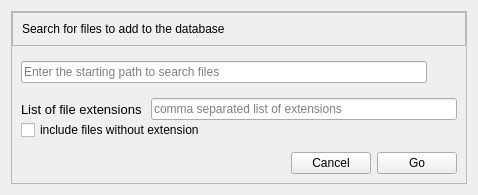
Above: src/widgets/scan_disk.ui from Michal-D4/fileo before the change. Below: the same form after it.
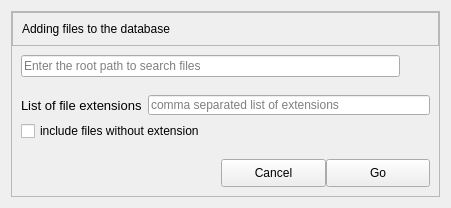
That is the form after the change.

```diff
--- a/src/widgets/scan_disk.ui
+++ b/src/widgets/scan_disk.ui
@@ -6,12 +6,12 @@
    <rect>
     <x>0</x>
     <y>0</y>
-    <width>478</width>
-    <height>191</height>
+    <width>451</width>
+    <height>207</height>
    </rect>
   </property>
   <property name="sizePolicy">
-   <sizepolicy hsizetype="Preferred" vsizetype="Fixed">
+   <sizepolicy hsizetype="Preferred" vsizetype="Preferred">
     <horstretch>0</horstretch>
     <verstretch>0</verstretch>
    </sizepolicy>
@@ -28,10 +28,10 @@
      <property name="frameShadow">
       <enum>QFrame::Raised</enum>
      </property>
-     <property name="lineWidth">
-      <number>3</number>
-     </property>
      <layout class="QVBoxLayout" name="verticalLayout_2">
+      <property name="spacing">
+       <number>0</number>
+      </property>
       <property name="leftMargin">
        <number>0</number>
       </property>
@@ -42,7 +42,7 @@
        <number>0</number>
       </property>
       <property name="bottomMargin">
-       <number>9</number>
+       <number>0</number>
       </property>
       <item>
        <widget class="QFrame" name="title">
@@ -64,17 +64,11 @@
         <property name="frameShadow">
          <enum>QFrame::Raised</enum>
         </property>
-        <layout class="QGridLayout" name="gridLayout">
-         <property name="topMargin">
-          <number>9</number>
-         </property>
-         <property name="bottomMargin">
-          <number>9</number>
-         </property>
-         <item row="0" column="0">
-          <widget class="QLabel" name="srch_title">
+        <layout class="QHBoxLayout" name="horizontalLayout_4">
+         <item>
+          <widget class="QLabel" name="win_title">
            <property name="text">
-            <string>Search for files to add to the database</string>
+            <string>Adding files to the database</string>
            </property>
           </widget>
          </item>
@@ -86,11 +80,17 @@
         <layout class="QHBoxLayout" name="horizontalLayout">
          <item>
           <widget class="QLineEdit" name="root_dir">
+           <property name="sizePolicy">
+            <sizepolicy hsizetype="Expanding" vsizetype="Preferred">
+             <horstretch>0</horstretch>
+             <verstretch>0</verstretch>
+            </sizepolicy>
+           </property>
            <property name="text">
             <string notr="true"/>
            </property>
            <property name="placeholderText">
-            <string notr="true">Enter the starting path to search files</string>
+            <string notr="true">Enter the root path to search files</string>
            </property>
           </widget>
          </item>
@@ -123,29 +123,18 @@
        </widget>
       </item>
       <item>
+       <widget class="QFrame" name="ext_frame">
        <layout class="QVBoxLayout" name="verticalLayout">
-        <property name="spacing">
-         <number>0</number>
-        </property>
-        <property name="leftMargin">
-         <number>9</number>
-        </property>
-        <property name="bottomMargin">
-         <number>6</number>
-        </property>
         <item>
-         <layout class="QHBoxLayout" name="horizontalLayout_4">
-          <property name="spacing">
-           <number>9</number>
-          </property>
-          <property name="leftMargin">
-           <number>0</number>
-          </property>
-          <property name="rightMargin">
-           <number>9</number>
-          </property>
+          <layout class="QHBoxLayout" name="horizontalLayout_5" stretch="0,1">
           <item>
            <widget class="QLabel" name="label_2">
+             <property name="minimumSize">
+              <size>
+               <width>0</width>
+               <height>20</height>
+              </size>
+             </property>
             <property name="font">
              <font>
               <pointsize>10</pointsize>
@@ -161,6 +150,21 @@
           </item>
           <item>
            <widget class="QLineEdit" name="extensions">
+             <property name="sizePolicy">
+              <sizepolicy hsizetype="Expanding" vsizetype="Preferred">
+               <horstretch>0</horstretch>
+               <verstretch>0</verstretch>
+              </sizepolicy>
+             </property>
+             <property name="minimumSize">
+              <size>
+               <width>0</width>
+               <height>20</height>
+              </size>
+             </property>
+             <property name="text">
+              <string notr="true"/>
+             </property>
             <property name="placeholderText">
              <string>comma separated list of extensions</string>
             </property>
@@ -170,29 +174,49 @@
         </item>
         <item>
          <widget class="QCheckBox" name="no_ext">
+           <property name="sizePolicy">
+            <sizepolicy hsizetype="Preferred" vsizetype="Preferred">
+             <horstretch>0</horstretch>
+             <verstretch>0</verstretch>
+            </sizepolicy>
+           </property>
+           <property name="minimumSize">
+            <size>
+             <width>0</width>
+             <height>0</height>
+            </size>
+           </property>
           <property name="text">
            <string>include files without extension</string>
           </property>
+           <property name="iconSize">
+            <size>
+             <width>0</width>
+             <height>0</height>
+            </size>
+           </property>
          </widget>
         </item>
        </layout>
+       </widget>
       </item>
       <item>
-       <layout class="QHBoxLayout" name="horizontalLayout_3">
-        <property name="leftMargin">
-         <number>9</number>
-        </property>
-        <property name="rightMargin">
-         <number>9</number>
+       <widget class="QFrame" name="btn_frame">
+        <layout class="QHBoxLayout" name="horizontalLayout_2">
+         <property name="spacing">
+          <number>0</number>
         </property>
         <item>
          <spacer name="horizontalSpacer">
           <property name="orientation">
            <enum>Qt::Horizontal</enum>
           </property>
+           <property name="sizeType">
+            <enum>QSizePolicy::Fixed</enum>
+           </property>
           <property name="sizeHint" stdset="0">
            <size>
-            <width>40</width>
+             <width>200</width>
             <height>20</height>
            </size>
           </property>
@@ -200,6 +224,18 @@
         </item>
         <item>
          <widget class="QPushButton" name="btnCancel">
+           <property name="sizePolicy">
+            <sizepolicy hsizetype="Minimum" vsizetype="Minimum">
+             <horstretch>0</horstretch>
+             <verstretch>0</verstretch>
+            </sizepolicy>
+           </property>
+           <property name="minimumSize">
+            <size>
+             <width>0</width>
+             <height>28</height>
+            </size>
+           </property>
           <property name="text">
            <string>Cancel</string>
           </property>
@@ -207,12 +243,25 @@
         </item>
         <item>
          <widget class="QPushButton" name="btnGo">
+           <property name="sizePolicy">
+            <sizepolicy hsizetype="Minimum" vsizetype="Minimum">
+             <horstretch>0</horstretch>
+             <verstretch>0</verstretch>
+            </sizepolicy>
+           </property>
+           <property name="minimumSize">
+            <size>
+             <width>0</width>
+             <height>28</height>
+            </size>
+           </property>
           <property name="text">
            <string>Go</string>
           </property>
          </widget>
         </item>
        </layout>
+       </widget>
       </item>
      </layout>
     </widget>
```
Left out of the diff: 9 changed lines with no effect on the pictures. Lines whose indentation alone changed are shown as unchanged.
